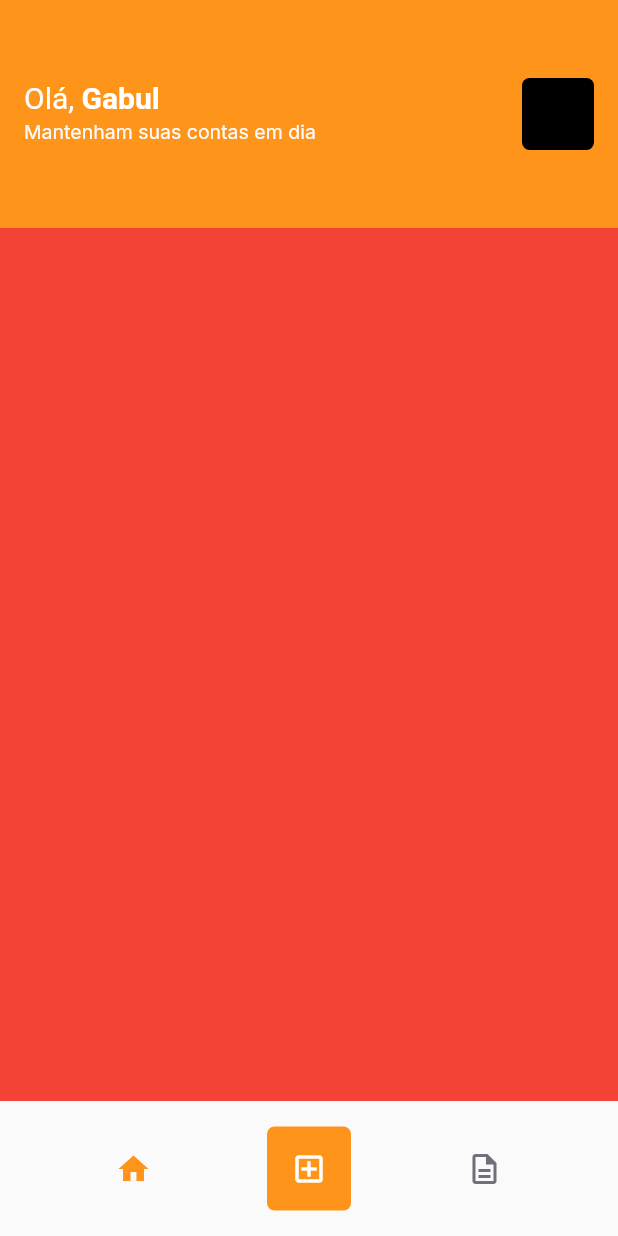
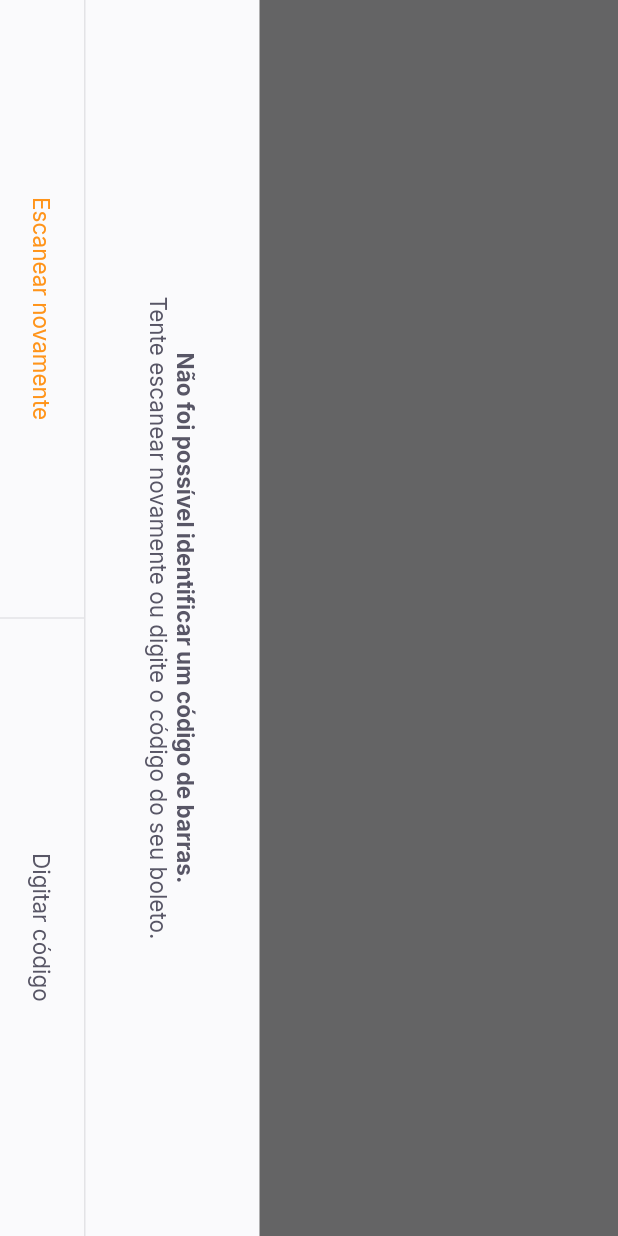
Before and after one commit to mateusgcoelho/payflow, a Flutter app: the HomePage screen opened by its route, after a tap on the "add box" icon, on a phone screen of 412 x 824 dp. Run offline on Flutter 3.47's test engine with Material 2 defaults, Android fonts, the phone set to English and light mode, and no system bars; our stand-ins replace firebase_core, google_fonts, google_sign_in, shared_preferences; accounts and stored records are empty.

Commit message:
Adding bar code page

```diff
--- a/lib/app_widget.dart
+++ b/lib/app_widget.dart
@@ -1,4 +1,6 @@
 import "package:flutter/material.dart";
+import 'package:flutter/services.dart';
+import 'package:payflow/modules/barcode_scanner/barcode_scanner_page.dart';
 import 'package:payflow/modules/home/home_page.dart';
 
 import "package:payflow/modules/login/login_page.dart";
@@ -6,18 +8,27 @@ import 'package:payflow/modules/splash/splash_page.dart';
 import "package:payflow/shared/themes/app_colors.dart";
 
 class AppWidget extends StatelessWidget {
-  const AppWidget({Key? key}) : super(key: key);
+  AppWidget() {
+    SystemChrome.setPreferredOrientations([
+      DeviceOrientation.portraitDown,
+      DeviceOrientation.portraitUp,
+    ]);
+  }
 
   @override
   Widget build(BuildContext context) {
     return MaterialApp(
       title: "Pay Flow",
-      theme: ThemeData(primaryColor: AppColors.primary),
+      theme: ThemeData(
+        primaryColor: AppColors.primary,
+        primarySwatch: Colors.orange,
+      ),
       initialRoute: "/splash",
       routes: {
         "/splash": (context) => SplashPage(),
         "/home": (context) => HomePage(),
         "/login": (context) => LoginPage(),
+        "/barcode_scanner": (context) => BarcodeScannerPage(),
       },
     );
   }
--- /dev/null
+++ b/lib/modules/barcode_scanner/barcode_scanner_page.dart
@@ -0,0 +1,74 @@
+import "package:flutter/material.dart";
+import 'package:payflow/shared/themes/app_colors.dart';
+import 'package:payflow/shared/themes/app_text_styles.dart';
+import 'package:payflow/shared/widgets/bottom_sheet/bottom_sheet_widget.dart';
+import 'package:payflow/shared/widgets/set_label_buttons/set_label_buttons.dart';
+
+class BarcodeScannerPage extends StatefulWidget {
+  const BarcodeScannerPage({Key? key}) : super(key: key);
+
+  @override
+  _BarcodeScannerPageState createState() => _BarcodeScannerPageState();
+}
+
+class _BarcodeScannerPageState extends State<BarcodeScannerPage> {
+  @override
+  Widget build(BuildContext context) {
+    return BottomSheetWidget(
+      title: "Não foi possível identificar um código de barras.",
+      subTitle: "Tente escanear novamente ou digite o código do seu boleto.",
+      primaryLabel: "Escanear novamente",
+      primaryOnPressed: () {},
+      secondaryLabel: "Digitar código",
+      secondaryOnPressed: () {},
+    );
+    return SafeArea(
+      top: true,
+      bottom: true,
+      right: true,
+      left: true,
+      child: RotatedBox(
+        quarterTurns: 1,
+        child: Scaffold(
+          appBar: AppBar(
+            backgroundColor: Colors.black,
+            title: Text(
+              "Escaneie o código de barras do boleto",
+              style: TextStyles.buttonBackground,
+            ),
+            centerTitle: true,
+            leading: BackButton(
+              color: AppColors.background,
+            ),
+          ),
+          body: Column(
+            children: [
+              Expanded(
+                child: Container(
+                  color: Colors.black.withOpacity(0.6),
+                ),
+              ),
+              Expanded(
+                flex: 2,
+                child: Container(
+                  color: Colors.transparent,
+                ),
+              ),
+              Expanded(
+                child: Container(
+                  color: Colors.black.withOpacity(0.6),
+                ),
+              ),
+            ],
+          ),
+          bottomNavigationBar: SetLabelButtons(
+            primaryLabel: "Inserir código do boleto",
+            primaryOnPressed: () {},
+            secondaryLabel: "Adicionar da galeria",
+            secondaryOnPressed: () {},
+          ),
+        ),
+      ),
+    );
+  }
+}
--- a/lib/modules/home/home_page.dart
+++ b/lib/modules/home/home_page.dart
@@ -76,7 +76,7 @@ class _HomePageState extends State<HomePage> {
             ),
             GestureDetector(
               onTap: () {
-                print("Clicou!");
+                Navigator.pushNamed(context, "/barcode_scanner");
               },
               child: Container(
                 width: 56,
--- a/lib/shared/auth/auth_controller.dart
+++ b/lib/shared/auth/auth_controller.dart
@@ -25,7 +25,7 @@ class AuthController {
 
   Future<void> currentUser(BuildContext context) async {
     final instance = await SharedPreferences.getInstance();
-    await Future.delayed(Duration(seconds: 2));
+    await Future.delayed(Duration(seconds: 3));
     if (instance.containsKey("user")) {
       final userJson = instance.get("user") as String;
       setUser(context, UserModel.fromJson(userJson));
--- /dev/null
+++ b/lib/shared/widgets/bottom_sheet/bottom_sheet_widget.dart
@@ -0,0 +1,77 @@
+import 'package:flutter/material.dart';
+import 'package:payflow/shared/themes/app_colors.dart';
+import 'package:payflow/shared/themes/app_text_styles.dart';
+import 'package:payflow/shared/widgets/set_label_buttons/set_label_buttons.dart';
+
+class BottomSheetWidget extends StatelessWidget {
+  final String title;
+  final String subTitle;
+
+  final String primaryLabel;
+  final VoidCallback primaryOnPressed;
+  final String secondaryLabel;
+  final VoidCallback secondaryOnPressed;
+
+  const BottomSheetWidget({
+    Key? key,
+    required this.title,
+    required this.subTitle,
+    required this.primaryLabel,
+    required this.primaryOnPressed,
+    required this.secondaryLabel,
+    required this.secondaryOnPressed,
+  }) : super(key: key);
+
+  @override
+  Widget build(BuildContext context) {
+    return SafeArea(
+      child: RotatedBox(
+        quarterTurns: 1,
+        child: Material(
+          child: Container(
+            color: AppColors.shape,
+            child: Column(
+              children: [
+                Expanded(
+                    child: Container(
+                  color: Colors.black.withOpacity(0.6),
+                )),
+                Column(
+                  children: [
+                    Padding(
+                      padding: const EdgeInsets.all(40),
+                      child: Text.rich(
+                        TextSpan(
+                          text: this.title,
+                          style: TextStyles.buttonBoldHeading,
+                          children: [
+                            TextSpan(
+                              text: "\n$subTitle",
+                              style: TextStyles.buttonHeading,
+                            ),
+                          ],
+                        ),
+                        textAlign: TextAlign.center,
+                      ),
+                    ),
+                    Container(
+                      height: 1,
+                      color: AppColors.stroke,
+                    ),
+                    SetLabelButtons(
+                      enablePrimaryColor: true,
+                      primaryLabel: primaryLabel,
+                      primaryOnPressed: primaryOnPressed,
+                      secondaryLabel: secondaryLabel,
+                      secondaryOnPressed: secondaryOnPressed,
+                    ),
+                  ],
+                ),
+              ],
+            ),
+          ),
+        ),
+      ),
+    );
+  }
+}
--- /dev/null
+++ b/lib/shared/widgets/divider_vertical/divider_vertical_widget.dart
@@ -0,0 +1,15 @@
+import 'package:flutter/material.dart';
+import 'package:payflow/shared/themes/app_colors.dart';
+
+class DividerVerticalWidget extends StatelessWidget {
+  const DividerVerticalWidget({Key? key}) : super(key: key);
+
+  @override
+  Widget build(BuildContext context) {
+    return Container(
+      width: 1,
+      height: double.maxFinite,
+      color: AppColors.stroke,
+    );
+  }
+}
--- /dev/null
+++ b/lib/shared/widgets/label_button/label_button.dart
@@ -0,0 +1,29 @@
+import 'package:flutter/material.dart';
+import 'package:payflow/shared/themes/app_text_styles.dart';
+
+class LabelButton extends StatelessWidget {
+  final String label;
+  final VoidCallback onPressed;
+  final TextStyle? style;
+
+  const LabelButton({
+    Key? key,
+    required this.label,
+    required this.onPressed,
+    this.style,
+  }) : super(key: key);
+
+  @override
+  Widget build(BuildContext context) {
+    return Container(
+      height: 56,
+      child: TextButton(
+        onPressed: onPressed,
+        child: Text(
+          this.label,
+          style: style ?? TextStyles.buttonHeading,
+        ),
+      ),
+    );
+  }
+}
--- /dev/null
+++ b/lib/shared/widgets/set_label_buttons/set_label_buttons.dart
@@ -0,0 +1,46 @@
+import 'package:flutter/material.dart';
+import 'package:payflow/shared/themes/app_text_styles.dart';
+import 'package:payflow/shared/widgets/divider_vertical/divider_vertical_widget.dart';
+import 'package:payflow/shared/widgets/label_button/label_button.dart';
+
+class SetLabelButtons extends StatelessWidget {
+  final String primaryLabel;
+  final VoidCallback primaryOnPressed;
+  final String secondaryLabel;
+  final VoidCallback secondaryOnPressed;
+  final bool enablePrimaryColor;
+
+  const SetLabelButtons({
+    Key? key,
+    required this.primaryLabel,
+    required this.primaryOnPressed,
+    required this.secondaryLabel,
+    required this.secondaryOnPressed,
+    this.enablePrimaryColor = false,
+  }) : super(key: key);
+
+  @override
+  Widget build(BuildContext context) {
+    return Container(
+      height: 56,
+      child: Row(
+        children: [
+          Expanded(
+            child: LabelButton(
+              label: this.primaryLabel,
+              onPressed: this.primaryOnPressed,
+              style: enablePrimaryColor ? TextStyles.buttonPrimary : null,
+            ),
+          ),
+          DividerVerticalWidget(),
+          Expanded(
+            child: LabelButton(
+              label: this.secondaryLabel,
+              onPressed: this.secondaryOnPressed,
+            ),
+          ),
+        ],
+      ),
+    );
+  }
+}
--- a/pubspec.yaml
+++ b/pubspec.yaml
@@ -32,6 +32,10 @@ dependencies:
   google_sign_in: ^5.0.4
   google_sign_in_web: ^0.10.0
   shared_preferences: ^2.0.6
+  google_ml_kit: ^0.6.0
+  camera: ^0.8.1+3
+  image_picker: ^0.8.0+4
+  image_picker_for_web: ^2.0.0
 
 dev_dependencies:
   flutter_test:
```
Also changed, not shown: pubspec.lock.
